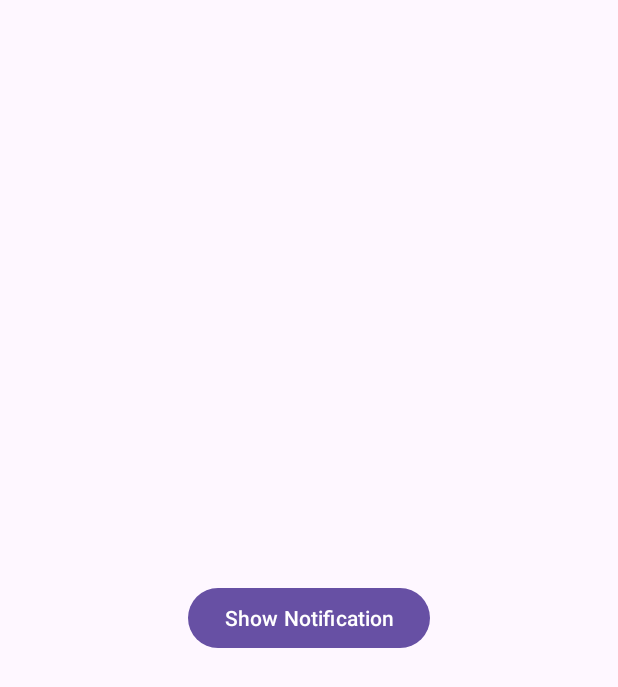
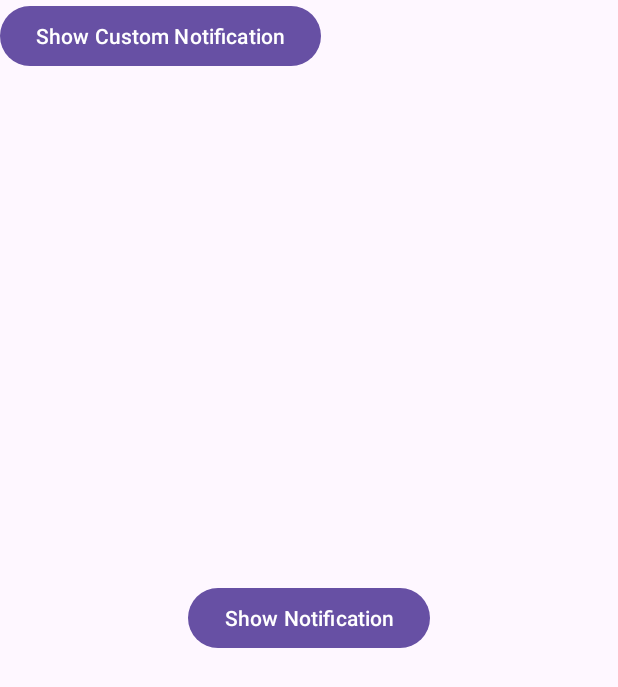
Before and after one commit to S2Wind/AndroidWorld, an Android app: the screen it shows after launch (MainActivity), after a tap on "Show Notification", on a phone screen of 412 x 824 dp. Shown: the top 687 px of the screen. Run offline under Robolectric (Android 15) with nearby library versions, the phone set to English and light mode, and no system bars.

Commit message:
CustomNotification

```diff
--- /dev/null
+++ b/NativeToolForUnity/CustomNotification/src/main/AndroidManifest.xml
@@ -0,0 +1,5 @@
+<?xml version="1.0" encoding="utf-8"?>
+<manifest xmlns:android="http://schemas.android.com/apk/res/android">
+    <uses-permission android:name="android.permission.FOREGROUND_SERVICE" />
+    <uses-permission android:name="android.permission.POST_NOTIFICATIONS" />
+</manifest>
--- a/NativeToolForUnity/app/src/main/AndroidManifest.xml
+++ b/NativeToolForUnity/app/src/main/AndroidManifest.xml
@@ -13,6 +13,7 @@
         android:supportsRtl="true"
         android:theme="@style/Theme.NativeTools"
         tools:targetApi="31">
+        <receiver android:name=".PlayButtonReceiver" />
         <activity
             android:name=".MainActivity"
             android:exported="true">
--- a/NativeToolForUnity/app/src/main/java/com/dmobin/nativetools/MainActivity.java
+++ b/NativeToolForUnity/app/src/main/java/com/dmobin/nativetools/MainActivity.java
@@ -1,4 +1,6 @@
 package com.dmobin.nativetools;
+
+import static android.app.PendingIntent.FLAG_IMMUTABLE;
 
 import androidx.appcompat.app.AppCompatActivity;
 import androidx.core.app.ActivityCompat;
@@ -7,15 +9,19 @@ import androidx.core.app.NotificationManagerCompat;
 
 import android.app.NotificationChannel;
 import android.app.NotificationManager;
+import android.app.PendingIntent;
+import android.content.Intent;
 import android.content.pm.PackageManager;
+import android.graphics.BitmapFactory;
+import android.graphics.Color;
 import android.os.Build;
 import android.os.Bundle;
 import android.util.Log;
 import android.view.View;
 import android.widget.Button;
+import android.widget.RemoteViews;
 
 public class MainActivity extends AppCompatActivity {
-
     @Override
     protected void onCreate(Bundle savedInstanceState) {
         super.onCreate(savedInstanceState);
@@ -27,12 +33,24 @@ public class MainActivity extends AppCompatActivity {
                 ShowNotification(v);
             }
         });
+
+        RemoteViews customView = new RemoteViews(getPackageName(), R.layout.custom_notification);
+        customView.setTextViewText(R.id.notification_text, "Your custom text here");
+
+// Set up the play button PendingIntent
+        Intent playIntent = new Intent(this, PlayButtonReceiver.class); // The component that should handle the play button's action
+        PendingIntent playPendingIntent = PendingIntent.getBroadcast(this, 0, playIntent, FLAG_IMMUTABLE);
+        customView.setOnClickPendingIntent(R.id.play_button, playPendingIntent);
     }
 
-    public void ShowNotification(View view)
+    public void ShowNotification(View view) {
+        NotificationHelper.createNotificationChannel(this);
+        sendTestNotification();
+    }
+    public void ShowCustomNotification(View view)
     {
         NotificationHelper.createNotificationChannel(this);
-        sendTestNotification();
+        sendCustomNotification();
     }
 
     private void sendTestNotification() {
@@ -51,9 +69,34 @@ public class MainActivity extends AppCompatActivity {
             //                                          int[] grantResults)
             // to handle the case where the user grants the permission. See the documentation
             // for ActivityCompat#requestPermissions for more details.
-            Log.d("Notification","Request admin!");
+            Log.d("Notification", "Request admin!");
             return;
         }
+        Log.d("Notification", "Normal Notification");
         notificationManager.notify(100, builder.build());  // '100' is a notification ID, it can be any unique integer
     }
+
+    private void sendCustomNotification() {
+        RemoteViews customView = new RemoteViews(getPackageName(), R.layout.custom_notification);
+        NotificationCompat.Builder builder = new NotificationCompat.Builder(this, NotificationHelper.CHANNEL_ID)
+                .setSmallIcon(R.drawable.ic_launcher_foreground)
+                .setCustomContentView(customView)
+                .setPriority(NotificationCompat.PRIORITY_HIGH);
+
+        NotificationManagerCompat notificationManager = NotificationManagerCompat.from(this);
+        if (ActivityCompat.checkSelfPermission(this, android.Manifest.permission.POST_NOTIFICATIONS) != PackageManager.PERMISSION_GRANTED) {
+            // TODO: Consider calling
+            //    ActivityCompat#requestPermissions
+            // here to request the missing permissions, and then overriding
+            //   public void onRequestPermissionsResult(int requestCode, String[] permissions,
+            //                                          int[] grantResults)
+            // to handle the case where the user grants the permission. See the documentation
+            // for ActivityCompat#requestPermissions for more details.
+            Log.d("Notification", "Request admin!");
+            return;
+        }
+        Log.d("Notification", "Custom Notification");
+        notificationManager.notify(200, builder.build());
+    }
+
 }
--- a/NativeToolForUnity/app/src/main/res/layout/activity_main.xml
+++ b/NativeToolForUnity/app/src/main/res/layout/activity_main.xml
@@ -17,4 +17,13 @@
         app:layout_constraintStart_toStartOf="parent"
         app:layout_constraintTop_toTopOf="parent" />
 
+    <Button
+        android:id="@+id/button2"
+        android:layout_width="wrap_content"
+        android:layout_height="wrap_content"
+        android:onClick="ShowCustomNotification"
+        android:text="Show Custom Notification"
+        tools:layout_editor_absoluteX="98dp"
+        tools:layout_editor_absoluteY="429dp" />
+
 </androidx.constraintlayout.widget.ConstraintLayout>
--- a/NativeToolForUnity/build.gradle
+++ b/NativeToolForUnity/build.gradle
@@ -1,4 +1,5 @@
 // Top-level build file where you can add configuration options common to all sub-projects/modules.
 plugins {
 id 'com.android.application' version '8.1.2' apply false
+    id 'com.android.library' version '8.1.2' apply false
 }
--- a/NativeToolForUnity/settings.gradle
+++ b/NativeToolForUnity/settings.gradle
@@ -15,3 +15,4 @@ dependencyResolutionManagement {
 
 rootProject.name = "NativeTools"
 include ':app'
+include ':CustomNotification'
```
Also changed, not shown: NativeToolForUnity/CustomNotification/build.gradle (added, +36 -0 lines), NativeToolForUnity/CustomNotification/src/main/java/com/dmobin/customnotification/NotificationHelper.java (renamed from FirstJavaApplication/app/src/main/AndroidManifest.xml, +41 -23 lines), NativeToolForUnity/app/src/main/java/com/dmobin/nativetools/PlayButtonReceiver.java (added, +13 -0 lines), NativeToolForUnity/app/src/main/res/layout/custom_notification.xml (added, +23 -0 lines), NativeToolForUnity/app/libs/classes.jar (added), 5 other files.
